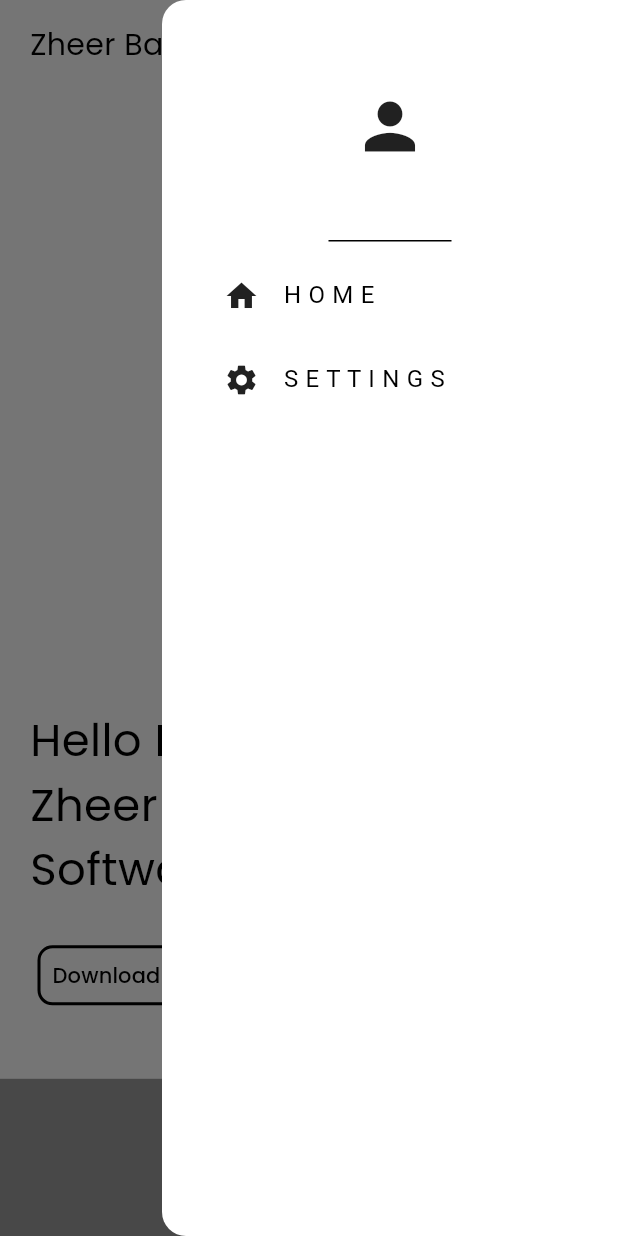
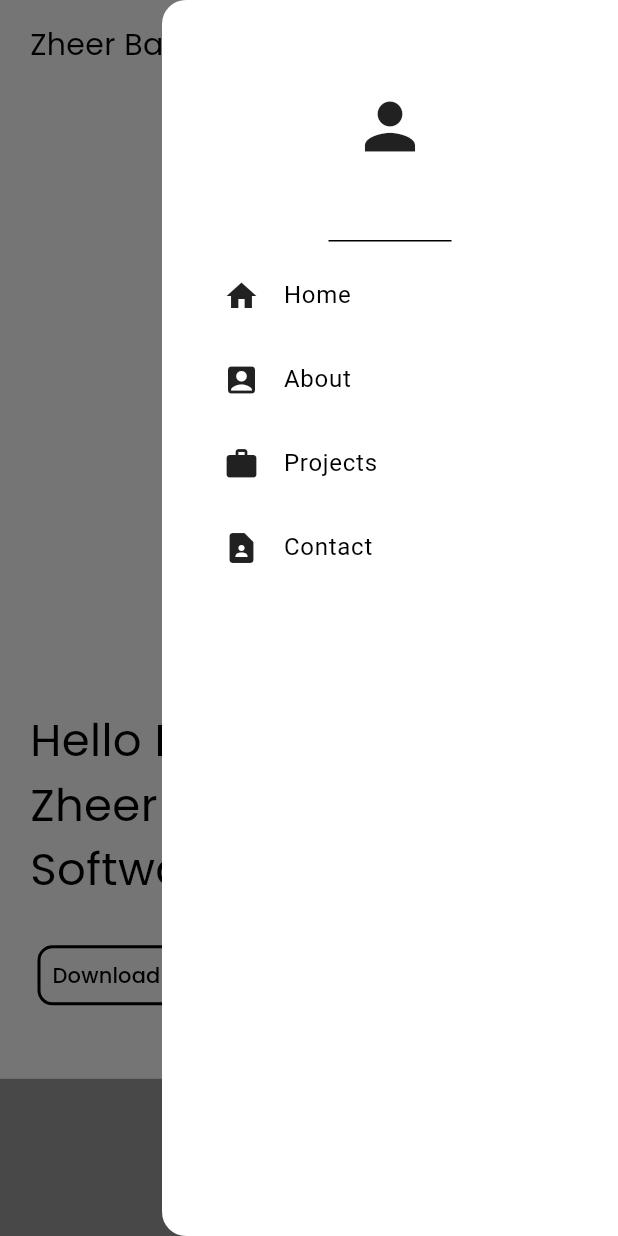
Before and after one commit to ZheerBarzan/Zheer-Barzan, a Flutter app: the screen it shows after launch, with the side drawer open, on a phone screen of 412 x 824 dp. Run offline on Flutter 3.47's test engine with Material 3 defaults, Android fonts, the phone set to English and light mode, and no system bars; drawn by our look-alikes of auto_size_text; our stand-ins replace google_fonts, responsive_builder.

Commit message:
finsihed the responsiveness of the drawer

```diff
--- a/lib/components/my_drawer.dart
+++ b/lib/components/my_drawer.dart
@@ -1,6 +1,7 @@
 import 'package:flutter/material.dart';
 import 'package:responsive_builder/responsive_builder.dart';
 import 'package:zheer_barzan/components/my_list_tile.dart';
+import 'package:zheer_barzan/components/navigation_bar/navigation_items.dart';
 
 class MyDrawer extends StatelessWidget {
   const MyDrawer({super.key});
@@ -24,17 +25,13 @@ class MyDrawer extends StatelessWidget {
                         size: 50),
                   ),
                   //home list tile
-                  MyListTile(
-                    icon: Icons.home,
-                    text: "H O M E",
-                    onTap: () => Navigator.pop(context),
-                  ),
+                  for (var items in kNavigationItems)
+                    MyListTile(
+                      icon: items.icon,
+                      text: items.text,
+                      onTap: () => Navigator.pop(context),
+                    ),
                   //settings list tile
-                  MyListTile(
-                    icon: Icons.settings,
-                    text: "S E T T I N G S",
-                    onTap: () {},
-                  ),
                 ],
               ),
               //logout
--- a/lib/components/my_list_tile.dart
+++ b/lib/components/my_list_tile.dart
@@ -1,5 +1,6 @@
 import 'package:flutter/material.dart';
 
+// ignore: must_be_immutable
 class MyListTile extends StatelessWidget {
   final IconData? icon;
   final String? text;
--- a/lib/components/navigation_bar/navigaiton_bar_item.dart
+++ b/lib/components/navigation_bar/navigaiton_bar_item.dart
@@ -1,3 +1,4 @@
+import 'package:auto_size_text/auto_size_text.dart';
 import 'package:flutter/material.dart';
 import 'package:google_fonts/google_fonts.dart';
 
@@ -9,13 +10,14 @@ class NavigationBarItem extends StatelessWidget {
 
   @override
   Widget build(BuildContext context) {
+    final isSmall = MediaQuery.of(context).size.width < 850;
     return Padding(
       padding: const EdgeInsets.only(left: 10),
       child: TextButton(
           onPressed: onPressed,
-          child: Text(
+          child: AutoSizeText(
             text,
-            style: GoogleFonts.poppins(fontSize: 30),
+            style: GoogleFonts.poppins(fontSize: isSmall ? 15 : 30),
           )),
     );
   }
--- a/lib/components/navigation_bar/navigation_bar_view.dart
+++ b/lib/components/navigation_bar/navigation_bar_view.dart
@@ -1,3 +1,4 @@
+import 'package:auto_size_text/auto_size_text.dart';
 import 'package:flutter/material.dart';
 import 'package:google_fonts/google_fonts.dart';
 import 'package:responsive_builder/responsive_builder.dart';
@@ -11,6 +12,7 @@ class NavigationBarView extends StatelessWidget {
   Widget build(BuildContext context) {
     final height = MediaQuery.of(context).size.height;
     final width = MediaQuery.of(context).size.width;
+    final isSmall = MediaQuery.of(context).size.width < 850;
     return ResponsiveBuilder(
       builder: (context, size) {
         if (size.isMobile) {
@@ -22,9 +24,9 @@ class NavigationBarView extends StatelessWidget {
               padding: const EdgeInsets.symmetric(horizontal: 20),
               child: Row(
                 children: [
-                  Text(
+                  AutoSizeText(
                     'Zheer Barzan',
-                    style: GoogleFonts.poppins(fontSize: 20),
+                    style: GoogleFonts.poppins(fontSize: isSmall ? 20 : 30),
                   ),
                   const Spacer(),
                   IconButton(
@@ -47,9 +49,9 @@ class NavigationBarView extends StatelessWidget {
             ),
             child: Row(
               children: [
-                Text(
+                AutoSizeText(
                   'Zheer Barzan',
-                  style: GoogleFonts.poppins(fontSize: 30),
+                  style: GoogleFonts.poppins(fontSize: isSmall ? 20 : 30),
                 ),
                 const Spacer(),
                 for (var item in kNavigationItems)
--- a/lib/components/navigation_bar/navigation_items.dart
+++ b/lib/components/navigation_bar/navigation_items.dart
@@ -1,12 +1,15 @@
+import 'package:flutter/material.dart';
+
 class NavigationItems {
   String text;
+  IconData? icon;
 
-  NavigationItems({required this.text});
+  NavigationItems({required this.text, this.icon});
 }
 
 final kNavigationItems = [
-  NavigationItems(text: 'Home'),
-  NavigationItems(text: 'About'),
-  NavigationItems(text: 'Projects'),
-  NavigationItems(text: 'Contact'),
+  NavigationItems(text: 'Home', icon: Icons.home),
+  NavigationItems(text: 'About', icon: Icons.account_box),
+  NavigationItems(text: 'Projects', icon: Icons.work),
+  NavigationItems(text: 'Contact', icon: Icons.contact_page),
 ];
```
